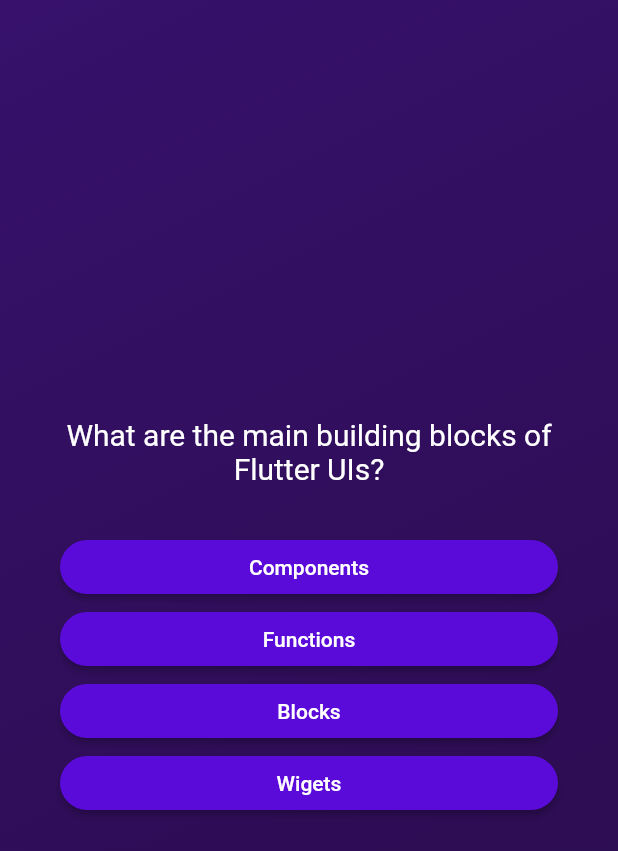
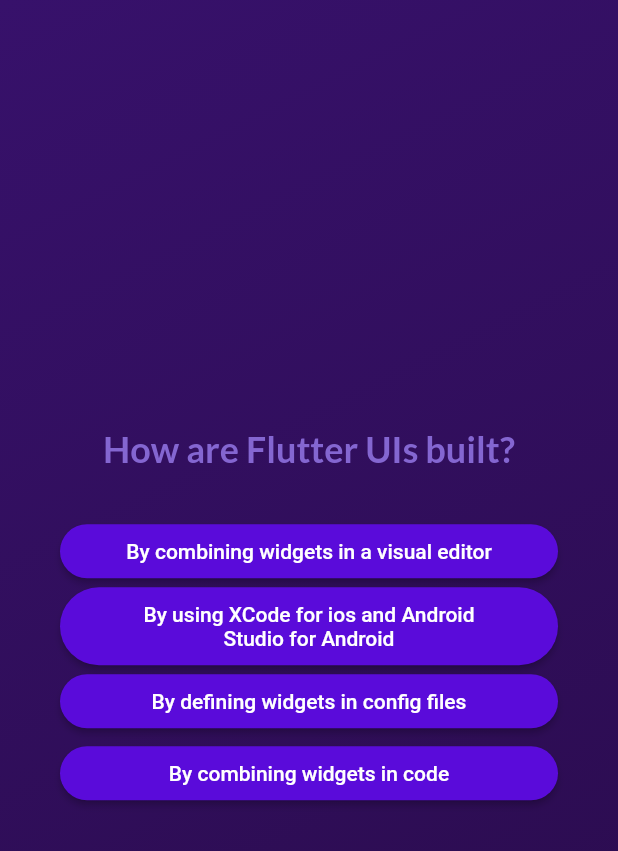
Before and after one commit to Flexsidee/flutter_quiz-app, a Flutter app: the screen it shows after launch, after a tap on "Start Quiz", after a tap on "Components", on a phone screen of 412 x 824 dp. Shown: the top 851 px of the screen. Run offline on Flutter 3.47's test engine with Material 2 defaults, Android fonts, the phone set to English and light mode, and no system bars; our stand-ins replace google_fonts.

Commit message:
changed questons and added google fonts

```diff
--- a/lib/answer_button.dart
+++ b/lib/answer_button.dart
@@ -17,7 +17,10 @@ class AnswerButton extends StatelessWidget {
           foregroundColor: Colors.white,
           shape:
               RoundedRectangleBorder(borderRadius: BorderRadius.circular(40))),
-      child: Text(answerText),
+      child: Text(
+        answerText,
+        textAlign: TextAlign.center,
+      ),
     );
   }
 }
--- a/lib/data/questions.dart
+++ b/lib/data/questions.dart
@@ -56,12 +56,12 @@ const questions = [
     ],
   ),
   QuizQuestion(
-    "",
+    "Which company developed Flutter?",
     [
-      '',
-      '',
-      '',
-      '',
+      'Google',
+      'Meta',
+      'Oracle',
+      'Microsoft',
     ],
   ),
 ];
--- a/lib/question_screen.dart
+++ b/lib/question_screen.dart
@@ -1,4 +1,5 @@
 import 'package:flutter/material.dart';
+import 'package:google_fonts/google_fonts.dart';
 
 import 'package:quiz_app/answer_button.dart';
 import 'package:quiz_app/data/questions.dart';
@@ -13,9 +14,18 @@ class QuestionScreen extends StatefulWidget {
 }
 
 class _QuestionScreenState extends State<QuestionScreen> {
+  var currentQuestionIndex = 0;
+
+  void changedQuestion() {
+    setState(() {
+      currentQuestionIndex++;
+    });
+  }
+
   @override
   Widget build(context) {
-    final currentQuestion = questions[0];
+    final currentQuestion = questions[currentQuestionIndex];
+
     return SizedBox(
       width: double.infinity,
       child: Container(
@@ -27,16 +37,17 @@ class _QuestionScreenState extends State<QuestionScreen> {
             Text(
               currentQuestion.text,
               textAlign: TextAlign.center,
-              style: const TextStyle(
-                color: Color.fromARGB(255, 255, 255, 255),
-                fontSize: 20,
+              style: GoogleFonts.lato(
+                fontSize: 24,
+                fontWeight: FontWeight.bold,
+                color: Color.fromARGB(255, 132, 102, 209),
               ),
             ),
             const SizedBox(height: 30),
             ...currentQuestion.getShuffledAnswers().map((answer) {
               return AnswerButton(
                 answerText: answer,
-                onTap: () {},
+                onTap: changedQuestion,
               );
             }),
           ],
--- a/pubspec.yaml
+++ b/pubspec.yaml
@@ -34,6 +34,7 @@ dependencies:
   # The following adds the Cupertino Icons font to your application.
   # Use with the CupertinoIcons class for iOS style icons.
   cupertino_icons: ^1.0.2
+  google_fonts: ^4.0.4
 
 dev_dependencies:
   flutter_test:
```
Also changed, not shown: pubspec.lock, 1 other file.
